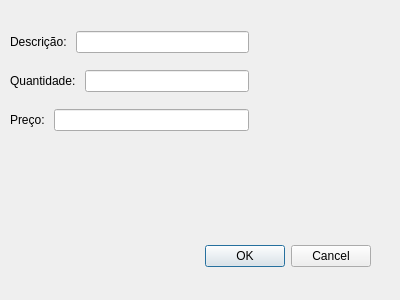
This is alterarproduto.ui in GabR36/QEstoqueLoja as Qt 5 draws it before an edit. The edited form follows.
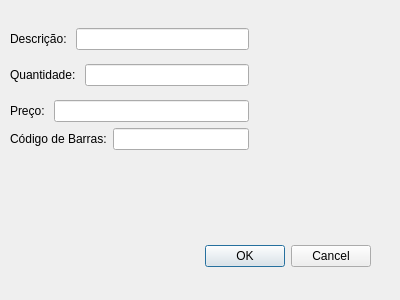
This is the edited form.

Commit message: campo codigo barras adicionar e alterar, funcionando

The edit to the form file:
```diff
--- a/alterarproduto.ui
+++ b/alterarproduto.ui
@@ -35,7 +35,7 @@
      <x>10</x>
      <y>20</y>
      <width>239</width>
-     <height>111</height>
+     <height>130</height>
     </rect>
    </property>
    <layout class="QVBoxLayout" name="verticalLayout_2">
@@ -88,6 +88,20 @@
       </item>
      </layout>
     </item>
+    <item>
+     <layout class="QHBoxLayout" name="horizontalLayout_5">
+      <item>
+       <widget class="QLabel" name="label">
+        <property name="text">
+         <string>Código de Barras:</string>
+        </property>
+       </widget>
+      </item>
+      <item>
+       <widget class="QLineEdit" name="Ledit_AltBarras"/>
+      </item>
+     </layout>
+    </item>
    </layout>
   </widget>
  </widget>
```
The commit also changes 4 other files.
